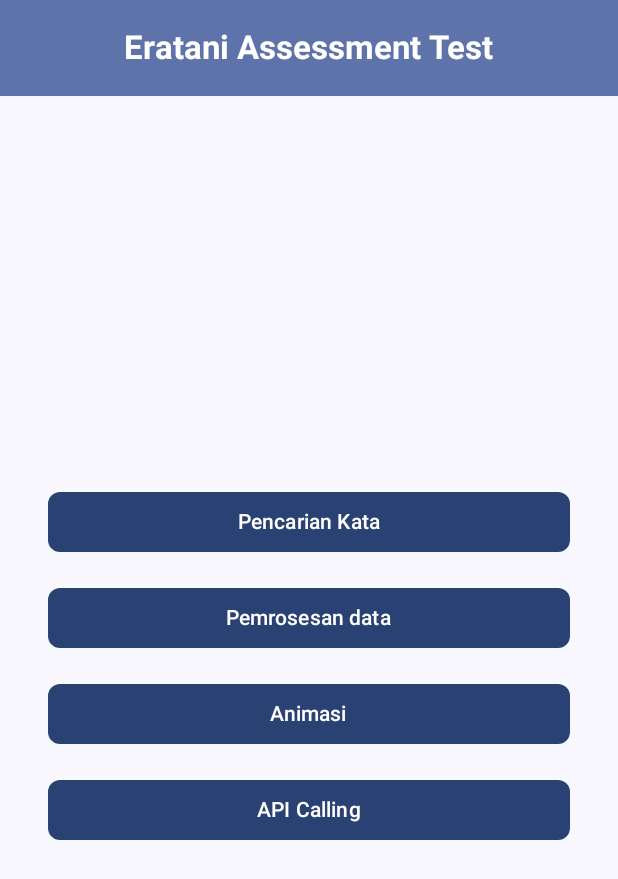
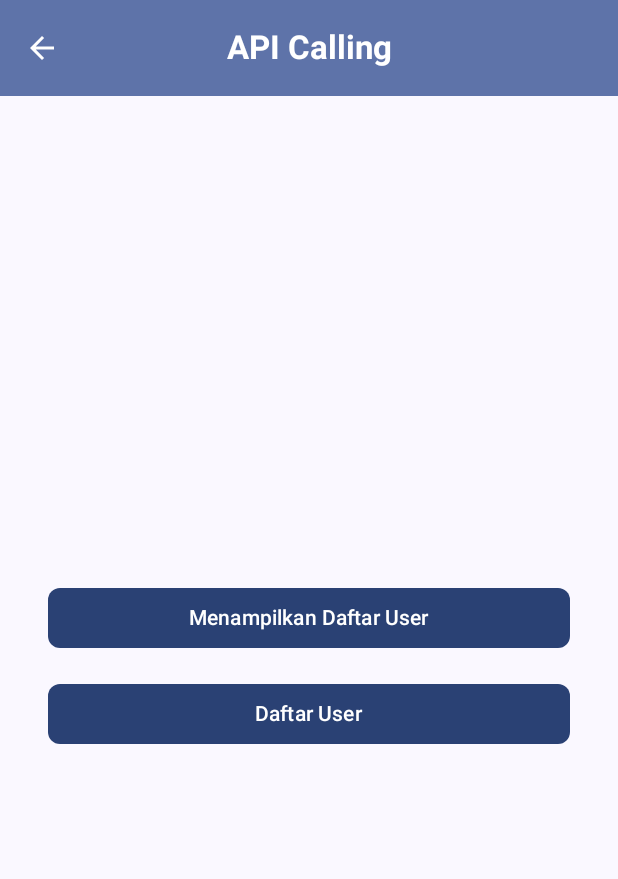
Before and after one commit to zenmobiledev/eratani-assessment-test, an Android app built with Jetpack Compose: the screen it shows after launch (MainActivity), after a tap on "API Calling", on a phone screen of 412 x 824 dp. Shown: the top 879 px of the screen. Run offline under Robolectric (Android 15) with nearby library versions, the phone set to English and light mode, and no system bars.

Commit message:
add api calling screens and navigation for user list and registration features

```diff
--- a/app/build.gradle.kts
+++ b/app/build.gradle.kts
@@ -49,6 +49,8 @@ dependencies {
     implementation(libs.androidx.material3)
     implementation(libs.androidx.navigation.compose)
     implementation(libs.kotlinx.serialization)
+    implementation(libs.retrofit)
+    implementation(libs.retrofit.converter.gson)
     testImplementation(libs.junit)
     androidTestImplementation(libs.androidx.junit)
     androidTestImplementation(libs.androidx.espresso.core)
--- a/app/src/main/AndroidManifest.xml
+++ b/app/src/main/AndroidManifest.xml
@@ -1,5 +1,6 @@
 <?xml version="1.0" encoding="utf-8"?>
 <manifest xmlns:android="http://schemas.android.com/apk/res/android">
+    <uses-permission android:name="android.permission.INTERNET"/>
 
     <application
             android:allowBackup="true"
--- a/app/src/main/java/com/mobbelldev/erataniassessmenttest/navigation/AppNavHost.kt
+++ b/app/src/main/java/com/mobbelldev/erataniassessmenttest/navigation/AppNavHost.kt
@@ -3,8 +3,11 @@ package com.mobbelldev.erataniassessmenttest.navigation
 import androidx.compose.foundation.layout.fillMaxSize
 import androidx.compose.foundation.layout.padding
 import androidx.compose.material3.Scaffold
+import androidx.compose.material3.SnackbarHost
+import androidx.compose.material3.SnackbarHostState
 import androidx.compose.runtime.Composable
 import androidx.compose.runtime.getValue
+import androidx.compose.runtime.remember
 import androidx.compose.ui.Modifier
 import androidx.navigation.NavHostController
 import androidx.navigation.compose.NavHost
@@ -13,6 +16,9 @@ import androidx.navigation.compose.currentBackStackEntryAsState
 import androidx.navigation.compose.rememberNavController
 import com.mobbelldev.erataniassessmenttest.ui.component.TopAppBarComponent
 import com.mobbelldev.erataniassessmenttest.ui.screen.animation.AnimationScreen
+import com.mobbelldev.erataniassessmenttest.ui.screen.api_calling.APICallingScreen
+import com.mobbelldev.erataniassessmenttest.ui.screen.api_calling.RegisterUserScreen
+import com.mobbelldev.erataniassessmenttest.ui.screen.api_calling.UserListScreen
 import com.mobbelldev.erataniassessmenttest.ui.screen.data_processing.DataProcessingScreen
 import com.mobbelldev.erataniassessmenttest.ui.screen.root.RootScreen
 import com.mobbelldev.erataniassessmenttest.ui.screen.word_search.WordSearchScreen
@@ -24,12 +30,16 @@ fun AppNavHost(
 ) {
     val currentBackStackEntry by navController.currentBackStackEntryAsState()
     val currentDestination = currentBackStackEntry?.destination?.route
+    val snackbarHostState = remember { SnackbarHostState() }
 
     val title = when (currentDestination) {
         Screen.Root::class.qualifiedName -> "Eratani Assessment Test"
         Screen.WordSearch::class.qualifiedName -> "Pencarian Kata"
         Screen.DataProcessing::class.qualifiedName -> "Pemrosesan Data"
         Screen.Animation::class.qualifiedName -> "Animasi"
+        Screen.APICalling::class.qualifiedName -> "API Calling"
+        Screen.ListUser::class.qualifiedName -> "Menampilkan Daftar User"
+        Screen.RegisterUser::class.qualifiedName -> "Daftar User"
         else -> ""
     }
 
@@ -41,7 +51,8 @@ fun AppNavHost(
                 showBackButton = currentDestination != Screen.Root::class.qualifiedName,
                 onBackClick = { navController.popBackStack() }
             )
-        }
+        },
+        snackbarHost = { SnackbarHost(hostState = snackbarHostState) }
     ) { innerPadding ->
         NavHost(
             modifier = modifier.padding(paddingValues = innerPadding),
@@ -59,6 +70,9 @@ fun AppNavHost(
                     moveToAnimation = {
                         navController.navigate(route = Screen.Animation)
                     },
+                    moveToAPICalling = {
+                        navController.navigate(route = Screen.APICalling)
+                    },
                 )
             }
 
@@ -73,6 +87,25 @@ fun AppNavHost(
             composable<Screen.Animation> {
                 AnimationScreen()
             }
+
+            composable<Screen.APICalling> {
+                APICallingScreen(
+                    moveToListUser = {
+                        navController.navigate(route = Screen.ListUser)
+                    },
+                    moveToRegisterUser = {
+                        navController.navigate(route = Screen.RegisterUser)
+                    }
+                )
+            }
+
+            composable<Screen.ListUser> {
+                UserListScreen()
+            }
+
+            composable<Screen.RegisterUser> {
+                RegisterUserScreen(snackbarHostState = snackbarHostState)
+            }
         }
     }
 }
--- a/app/src/main/java/com/mobbelldev/erataniassessmenttest/navigation/Screen.kt
+++ b/app/src/main/java/com/mobbelldev/erataniassessmenttest/navigation/Screen.kt
@@ -15,4 +15,13 @@ sealed class Screen {
 
     @Serializable
     object Animation : Screen()
+
+    @Serializable
+    object APICalling : Screen()
+
+    @Serializable
+    object ListUser : Screen()
+
+    @Serializable
+    object RegisterUser : Screen()
 }
--- /dev/null
+++ b/app/src/main/java/com/mobbelldev/erataniassessmenttest/ui/screen/api_calling/APICallingScreen.kt
@@ -0,0 +1,54 @@
+package com.mobbelldev.erataniassessmenttest.ui.screen.api_calling
+
+import androidx.compose.foundation.layout.Arrangement
+import androidx.compose.foundation.layout.Column
+import androidx.compose.foundation.layout.fillMaxSize
+import androidx.compose.foundation.layout.fillMaxWidth
+import androidx.compose.foundation.layout.padding
+import androidx.compose.material3.Button
+import androidx.compose.material3.MaterialTheme
+import androidx.compose.material3.Text
+import androidx.compose.runtime.Composable
+import androidx.compose.ui.Alignment
+import androidx.compose.ui.Modifier
+import androidx.compose.ui.unit.dp
+
+@Composable
+fun APICallingScreen(
+    moveToListUser: () -> Unit,
+    moveToRegisterUser: () -> Unit
+) {
+    Column(
+        modifier = Modifier.fillMaxSize(),
+        horizontalAlignment = Alignment.CenterHorizontally,
+        verticalArrangement = Arrangement.Center
+    ) {
+        // List User
+        Button(
+            modifier = Modifier
+                .fillMaxWidth()
+                .padding(
+                    horizontal = 32.dp,
+                    vertical = 8.dp
+                ),
+            onClick = { moveToListUser() },
+            shape = MaterialTheme.shapes.small,
+        ) {
+            Text(text = "Menampilkan Daftar User")
+        }
+
+        // Register User
+        Button(
+            modifier = Modifier
+                .fillMaxWidth()
+                .padding(
+                    horizontal = 32.dp,
+                    vertical = 8.dp
+                ),
+            onClick = { moveToRegisterUser() },
+            shape = MaterialTheme.shapes.small,
+        ) {
+            Text(text = "Daftar User")
+        }
+    }
+}
--- a/app/src/main/java/com/mobbelldev/erataniassessmenttest/ui/screen/root/RootScreen.kt
+++ b/app/src/main/java/com/mobbelldev/erataniassessmenttest/ui/screen/root/RootScreen.kt
@@ -17,6 +17,7 @@ fun RootScreen(
     moveToWordSearchScreen: () -> Unit,
     moveToDataProcessingScreen: () -> Unit,
     moveToAnimation: () -> Unit,
+    moveToAPICalling: () -> Unit
 ) {
     Column(
         modifier = modifier.fillMaxSize(),
@@ -73,7 +74,7 @@ fun RootScreen(
                     horizontal = 32.dp,
                     vertical = 8.dp
                 ),
-            onClick = {},
+            onClick = { moveToAPICalling() },
             shape = MaterialTheme.shapes.small
         ) {
             Text(text = "API Calling")
@@ -89,6 +90,7 @@ private fun RootScreenPreview() {
             moveToWordSearchScreen = {},
             moveToDataProcessingScreen = {},
             moveToAnimation = {},
+            moveToAPICalling = {},
         )
     }
 }
--- a/gradle/libs.versions.toml
+++ b/gradle/libs.versions.toml
@@ -10,6 +10,7 @@ activityCompose = "1.11.0"
 composeBom = "2024.09.00"
 navVersion = "2.9.6"
 kotlinxSerialization = "1.7.3"
+retrofit = "2.11.0"
 
 [libraries]
 androidx-core-ktx = { group = "androidx.core", name = "core-ktx", version.ref = "coreKtx" }
@@ -28,6 +29,8 @@ androidx-ui-test-junit4 = { group = "androidx.compose.ui", name = "ui-test-junit
 androidx-material3 = { group = "androidx.compose.material3", name = "material3" }
 androidx-navigation-compose = { module = "androidx.navigation:navigation-compose", version.ref = "navVersion" }
 kotlinx-serialization = { module = "org.jetbrains.kotlinx:kotlinx-serialization-json", version.ref = "kotlinxSerialization" }
+retrofit = { module = "com.squareup.retrofit2:retrofit", version.ref = "retrofit" }
+retrofit-converter-gson = { module = "com.squareup.retrofit2:converter-gson", version.ref = "retrofit" }
 
 [plugins]
 android-application = { id = "com.android.application", version.ref = "agp" }
```
Also changed, not shown: app/src/main/java/com/mobbelldev/erataniassessmenttest/ui/screen/api_calling/RegisterUserScreen.kt (added, +146 -0 lines), app/src/main/java/com/mobbelldev/erataniassessmenttest/ui/screen/api_calling/UserListScreen.kt (added, +137 -0 lines), app/src/main/java/com/mobbelldev/erataniassessmenttest/ui/screen/api_calling/api/ApiClient.kt (added, +32 -0 lines), app/src/main/java/com/mobbelldev/erataniassessmenttest/ui/screen/api_calling/api/GoRestAPI.kt (added, +14 -0 lines), app/src/main/java/com/mobbelldev/erataniassessmenttest/ui/screen/api_calling/model/response/UserResponse.kt (added, +21 -0 lines).
